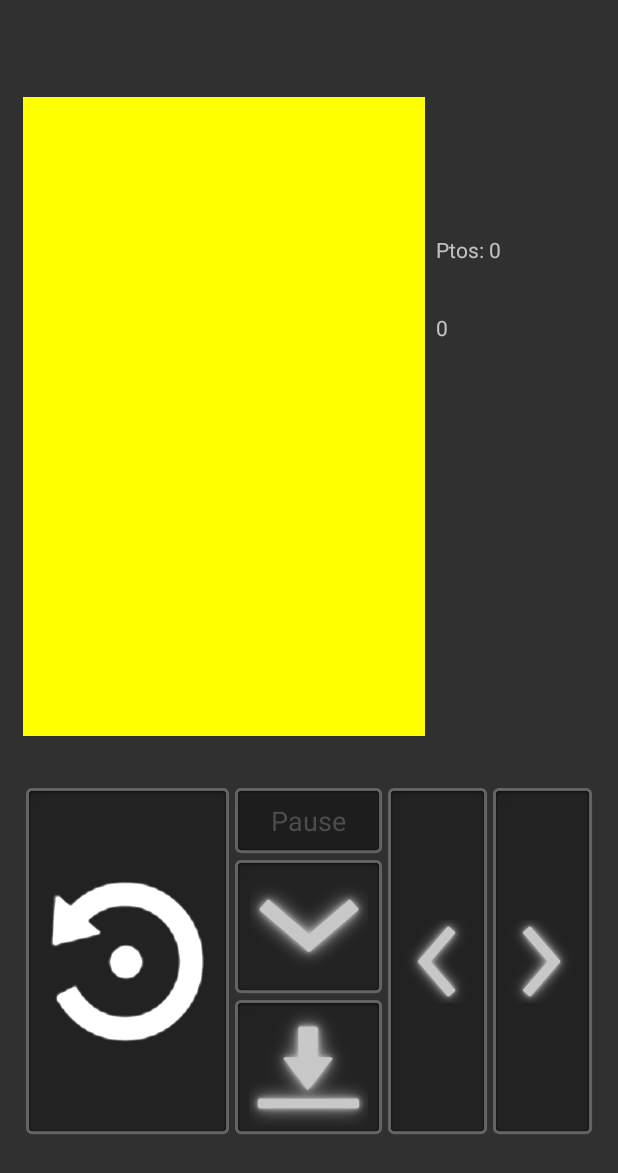
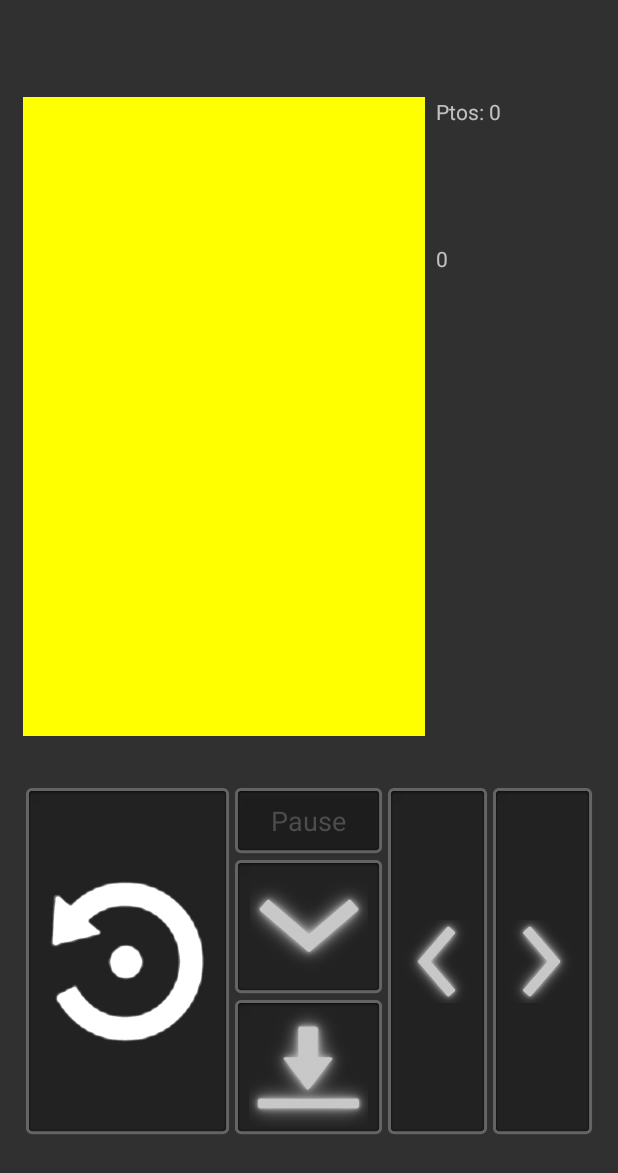
Before and after one commit to lujoselu98/Tetris-Procesos, an Android app: the screen it shows after launch (MainActivity), on a phone screen of 412 x 824 dp. Shown: the top 1173 px of the screen. Run offline under Robolectric (Android 15) with nearby library versions, the phone set to English and light mode, and no system bars; plain views replace Canvas.

Commit message:
Ajuste de layout y tiempo

```diff
--- a/app/src/main/java/com/example/activities/Cronometro.java
+++ b/app/src/main/java/com/example/activities/Cronometro.java
@@ -58,7 +58,7 @@ public class Cronometro implements Runnable
                             @Override
                             public void run()
                             {
-                                etiq.setText(salida);
+                                etiq.setText("Tiempo: "+salida);
                             }
                         });
                     }
@@ -66,7 +66,6 @@ public class Cronometro implements Runnable
                     {
                         Log.i("Cronometro", "Error en el cronometro " + nombrecronometro + " al escribir en la UI: " + e.toString());
                     }
-                    System.out.println(salida);
                 }
             }
         }
--- a/app/src/main/res/layout/activity_juego.xml
+++ b/app/src/main/res/layout/activity_juego.xml
@@ -43,14 +43,9 @@ tools:context=".MainActivity"
             android:layout_height="196dp"
             android:orientation="vertical">
 
-            <Space
-                android:layout_width="match_parent"
-                android:layout_height="60dp"
-                android:layout_weight="1" />
-
             <TextView
                 android:id="@+id/puntuacion"
-                android:layout_width="73dp"
+                android:layout_width="104dp"
                 android:layout_height="wrap_content"
                 android:layout_marginLeft="7dp"
                 android:layout_weight="1"
@@ -58,7 +53,7 @@ tools:context=".MainActivity"
 
             <TextView
                 android:id="@+id/Cronometro"
-                android:layout_width="73dp"
+                android:layout_width="104dp"
                 android:layout_height="wrap_content"
                 android:layout_marginLeft="7dp"
                 android:layout_weight="1"
```
